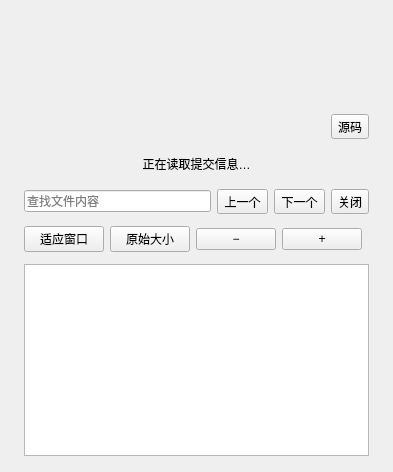
Qt form windows/mainwindow_child/homepage/pages/homepage_page_preview.ui (Zao-chen/ZcVersionBox) before a commit.
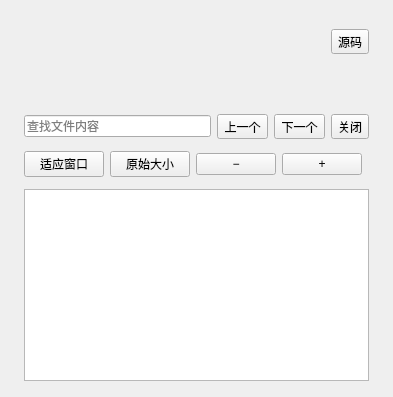
The same form after that commit. Custom widgets are drawn as their Qt base class.

Commit message: feat(ui): 整合预览页面单行工具栏并隐藏文件列表表头

What changed in the file:
```diff
--- a/windows/mainwindow_child/homepage/pages/homepage_page_preview.ui
+++ b/windows/mainwindow_child/homepage/pages/homepage_page_preview.ui
@@ -8,25 +8,36 @@
    <property name="rightMargin"><number>24</number></property>
    <property name="bottomMargin"><number>16</number></property>
    <property name="spacing"><number>12</number></property>
+   <item><widget class="QWidget" name="toolbar"><layout class="QHBoxLayout" name="toolbarLayout">
+    <property name="leftMargin"><number>0</number></property><property name="topMargin"><number>0</number></property>
+    <property name="rightMargin"><number>0</number></property><property name="bottomMargin"><number>0</number></property>
+    <property name="spacing"><number>6</number></property>
    <item><widget class="QScrollArea" name="breadcrumbScroll">
+     <property name="sizePolicy">
+      <sizepolicy hsizetype="Expanding" vsizetype="Preferred">
+       <horstretch>1</horstretch>
+       <verstretch>0</verstretch>
+      </sizepolicy>
+     </property>
     <property name="frameShape"><enum>QFrame::NoFrame</enum></property>
     <property name="widgetResizable"><bool>true</bool></property>
     <property name="maximumHeight"><number>48</number></property>
     <property name="verticalScrollBarPolicy"><enum>Qt::ScrollBarAlwaysOff</enum></property>
+     <property name="horizontalScrollBarPolicy"><enum>Qt::ScrollBarAlwaysOff</enum></property>
     <widget class="QWidget" name="breadcrumbHost"><layout class="QHBoxLayout" name="breadcrumbLayout">
      <property name="leftMargin"><number>0</number></property><property name="topMargin"><number>0</number></property>
      <property name="rightMargin"><number>0</number></property><property name="bottomMargin"><number>0</number></property>
      <property name="spacing"><number>2</number></property>
     </layout></widget>
    </widget></item>
-   <item><widget class="QLabel" name="statusLabel"><property name="text"><string/></property><property name="wordWrap"><bool>true</bool></property><property name="textFormat"><enum>Qt::PlainText</enum></property></widget></item>
-   <item><widget class="QWidget" name="fileHeader"><layout class="QHBoxLayout" name="fileHeaderLayout">
-    <property name="leftMargin"><number>0</number></property><property name="topMargin"><number>0</number></property><property name="rightMargin"><number>0</number></property><property name="bottomMargin"><number>0</number></property>
-    <item><widget class="QLabel" name="fileInfo"><property name="text"><string/></property><property name="textFormat"><enum>Qt::PlainText</enum></property></widget></item>
-    <item><spacer name="fileSpacer"><property name="orientation"><enum>Qt::Horizontal</enum></property></spacer></item>
+    <item><widget class="QWidget" name="actionHost"><layout class="QHBoxLayout" name="actionLayout">
+     <property name="leftMargin"><number>0</number></property><property name="topMargin"><number>0</number></property>
+     <property name="rightMargin"><number>0</number></property><property name="bottomMargin"><number>0</number></property>
+     <property name="spacing"><number>6</number></property>
     <item><widget class="QToolButton" name="markdownButton"><property name="text"><string>源码</string></property><property name="checkable"><bool>true</bool></property></widget></item>
    </layout></widget></item>
-   <item><widget class="QPushButton" name="commitButton"><property name="text"><string>正在读取提交信息…</string></property><property name="flat"><bool>true</bool></property></widget></item>
+   </layout></widget></item>
+   <item><widget class="QLabel" name="statusLabel"><property name="text"><string/></property><property name="wordWrap"><bool>true</bool></property><property name="textFormat"><enum>Qt::PlainText</enum></property></widget></item>
    <item><widget class="QWidget" name="findBar"><layout class="QHBoxLayout" name="findLayout">
     <property name="leftMargin"><number>0</number></property><property name="topMargin"><number>0</number></property><property name="rightMargin"><number>0</number></property><property name="bottomMargin"><number>0</number></property>
     <item><widget class="QLineEdit" name="findEdit"><property name="placeholderText"><string>查找文件内容</string></property></widget></item>
```
Left out of the diff: 13 changed lines with no effect on the pictures. Lines whose indentation alone changed are shown as unchanged. The commit also changes 1 other file.
